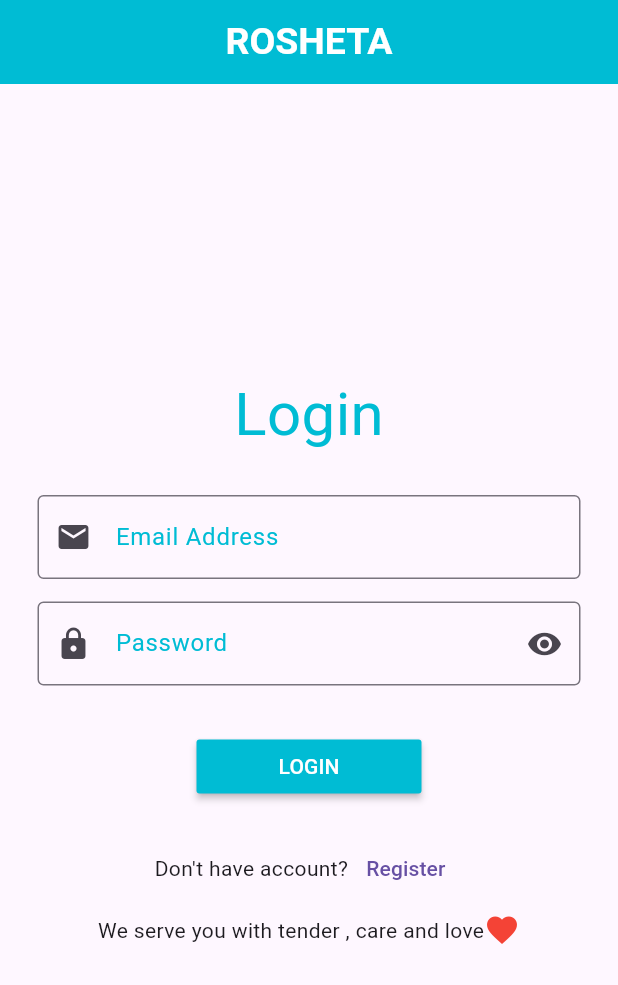
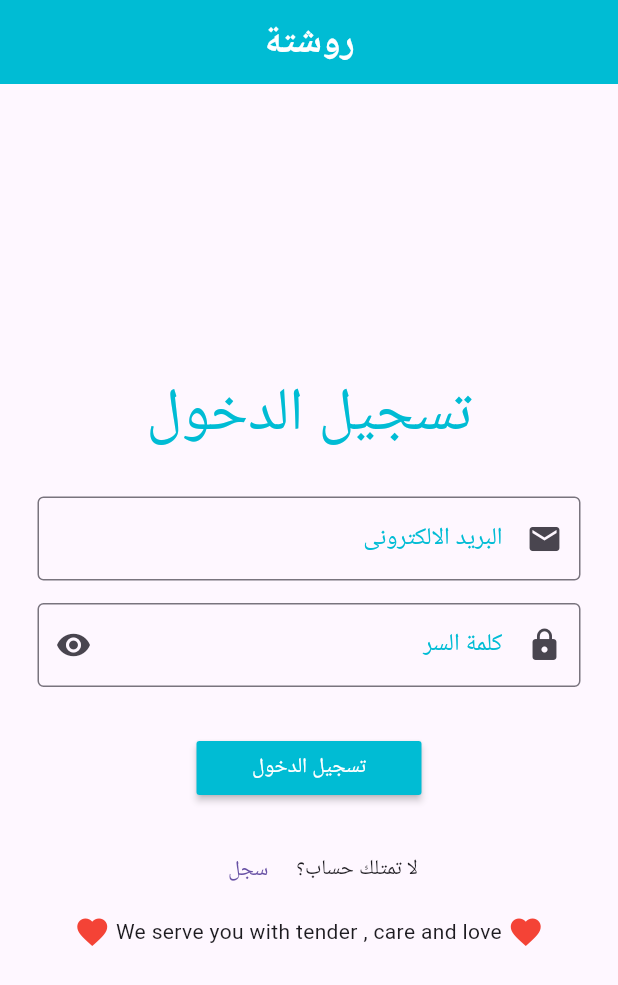
Before and after one commit to Rosheta/Rosheta_UI, a Flutter app: the screen it shows after launch, on a phone screen of 412 x 824 dp. Shown: the top 985 px of the screen. Run offline on Flutter 3.47's test engine with Material 3 defaults, Android fonts, the phone set to English and light mode, and no system bars; our stand-ins replace shared_preferences.

Commit message:
Apply localization for arabic and english in login screen

```diff
--- /dev/null
+++ b/lib/l10n/intl_ar.arb
@@ -0,0 +1,9 @@
+{
+    "title" : "روشتة",
+    "login" : "تسجيل الدخول",
+    "LOGIN" : "تسجيل الدخول",
+    "email" : "البريد الالكترونى",
+    "password" : "كلمة السر" ,
+    "nothavingaccount" : "لا تمتلك حساب؟" ,
+    "register" : "سجل"
+}
--- /dev/null
+++ b/lib/l10n/intl_en.arb
@@ -0,0 +1,9 @@
+{
+    "title" : "ROSHETA",
+    "login" : "Login",
+    "LOGIN" : "LOGIN",
+    "email" : "Email Address",
+    "password" : "Password" ,
+    "nothavingaccount" : "Don''t have account? " ,
+    "register" : "Register"
+}
--- a/lib/login_screen.dart
+++ b/lib/login_screen.dart
@@ -2,10 +2,11 @@
 
 import 'dart:convert';
 
+// import 'package:rosheta_ui/signup_screen.dart';
 import 'package:flutter/material.dart';
-// import 'package:rosheta_ui/signup_screen.dart';
 import 'package:http/http.dart' as http;
 import 'package:shared_preferences/shared_preferences.dart';
+import 'package:rosheta_ui/generated/l10n.dart';
 
 class LoginScreen extends StatelessWidget {
   LoginScreen({super.key});
@@ -19,7 +20,7 @@ class LoginScreen extends StatelessWidget {
       appBar: AppBar(
         backgroundColor: Colors.cyan,
         title: Text(
-          'ROSHETA',
+          S.of(context).title,
           style: TextStyle(
             fontWeight: FontWeight.bold,
             fontSize: 25,
@@ -36,7 +37,7 @@ class LoginScreen extends StatelessWidget {
             mainAxisAlignment: MainAxisAlignment.center,
             children: [
               Text(
-                'Login',
+                S.of(context).login,
                 style: TextStyle(fontSize: 40.0, color: Colors.cyan),
               ),
               SizedBox(height: 25.0),
@@ -45,7 +46,7 @@ class LoginScreen extends StatelessWidget {
                 keyboardType: TextInputType.emailAddress,
                 decoration: InputDecoration(
                   prefixIcon: Icon(Icons.email),
-                  labelText: 'Email Address',
+                  labelText: S.of(context).email,
                   labelStyle: TextStyle(
                     color: Colors.cyan,
                   ),
@@ -60,7 +61,7 @@ class LoginScreen extends StatelessWidget {
                     prefixIcon: Icon(Icons.lock),
                     suffixIcon: Icon(Icons.remove_red_eye),
                     border: OutlineInputBorder(),
-                    labelText: 'Password',
+                    labelText: S.of(context).password,
                     labelStyle: TextStyle(
                       color: Colors.cyan,
                     )),
@@ -71,7 +72,7 @@ class LoginScreen extends StatelessWidget {
                 child: MaterialButton(
                   color: Colors.cyan,
                   child: Text(
-                    'LOGIN',
+                    S.of(context).LOGIN,
                     style: TextStyle(color: Colors.white),
                   ),
                   onPressed: () => _login(context),
@@ -81,9 +82,9 @@ class LoginScreen extends StatelessWidget {
               Row(
                 mainAxisAlignment: MainAxisAlignment.center,
                 children: [
-                  Text('Don\'t have account?'),
+                  Text(S.of(context).nothavingaccount),
                   TextButton(
-                    child: Text('Register'),
+                    child: Text(S.of(context).register),
                     onPressed: () => {
                       // Navigator.push(
                       //     context,
@@ -97,7 +98,8 @@ class LoginScreen extends StatelessWidget {
                 Row(
                   mainAxisAlignment: MainAxisAlignment.center,
                   children: [
-                    Text('We serve you with tender , care and love'),
+                    Icon(Icons.favorite , color: Colors.red,),
+                    Text(' We serve you with tender , care and love '),
                     Icon(Icons.favorite , color: Colors.red,)
                   ],
                 ),
--- a/lib/main.dart
+++ b/lib/main.dart
@@ -1,4 +1,6 @@
 import 'package:flutter/material.dart';
+import 'package:flutter_localizations/flutter_localizations.dart';
+import 'package:rosheta_ui/generated/l10n.dart';
 import 'package:rosheta_ui/login_screen.dart';
 
 void main() {
@@ -10,6 +12,14 @@ class MyApp extends StatelessWidget {
   Widget build(BuildContext context) {
     return MaterialApp(
       debugShowCheckedModeBanner: false,
+      locale: Locale('ar'),
+      localizationsDelegates: [
+        S.delegate,
+        GlobalMaterialLocalizations.delegate,
+        GlobalWidgetsLocalizations.delegate,
+        GlobalCupertinoLocalizations.delegate,
+      ],
+      supportedLocales: S.delegate.supportedLocales,
       home: LoginScreen(),
     );
   }
```
Also changed, not shown: pubspec.yaml (+4 -6 lines), lib/generated/intl/messages_all.dart (added), lib/generated/intl/messages_ar.dart (added), lib/generated/intl/messages_en.dart (added), lib/generated/l10n.dart (added), pubspec.lock, 1 other file.
